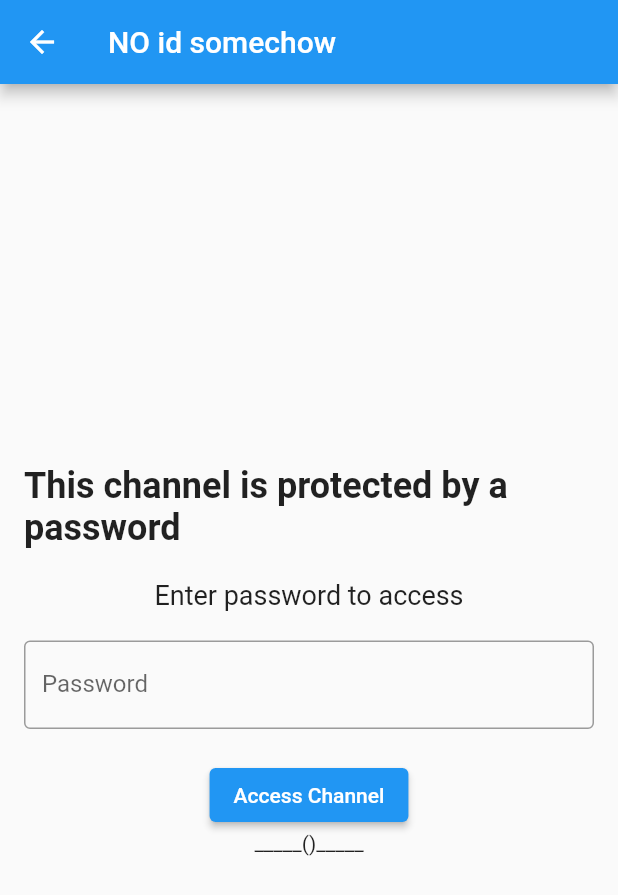
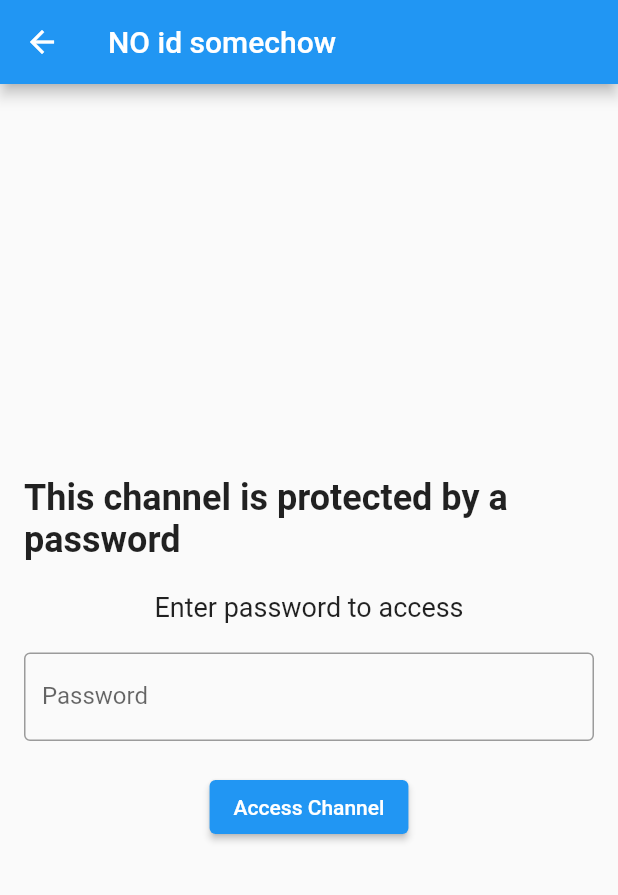
Before and after one commit to piotrSzokalski/messaging_app, a Flutter app: the ChannelPasswordPage screen opened directly, after a tap on "Access Channel", on a phone screen of 412 x 824 dp. Shown: the top 895 px of the screen. Run offline on Flutter 3.47's test engine with Material 2 defaults, Android fonts, the phone set to English and light mode, and no system bars; our stand-ins replace cloud_firestore, firebase_auth, firebase_core, go_router; missing offline and left inert: crypt; accounts and stored records are empty; generated files the repository leaves out were written again.

Commit message:
Securing channels with password

```diff
--- a/lib/pages/channel_password_page.dart
+++ b/lib/pages/channel_password_page.dart
@@ -1,6 +1,8 @@
 import 'package:flutter/material.dart';
 import 'package:messaging_app/services/chats_service.dart';
 import 'package:provider/provider.dart';
+
+import '../router/router.dart';
 
 class ChannelPasswordPage extends StatefulWidget {
   String? id;
@@ -17,16 +19,19 @@ class _ChannelPasswordPageState extends State<ChannelPasswordPage> {
 
   final _channelPasswordController = TextEditingController();
 
-  String _ttt = "_____()_____";
-
   _ChannelPasswordPageState(this._id);
 
-  _unlockChannel() async {
+  void _unlockChannel() async {
     var respone = await Provider.of<ChatService>(context, listen: false)
-        .unlock(_id!, _channelPasswordController.text);
-    setState(() {
-      _ttt = respone;
-    });
+        .unlockForCurrentUser(_id!, _channelPasswordController.text);
+    ScaffoldMessenger.of(context).showSnackBar(SnackBar(
+        content: Text(respone ? "Password correct" : "Password Incorrect")));
+
+    if (!respone) {
+      return;
+    }
+    await Future.delayed(Duration(seconds: 2));
+    router.go("/channel/$_id");
   }
 
   @override
@@ -64,7 +69,6 @@ class _ChannelPasswordPageState extends State<ChannelPasswordPage> {
               onPressed: _unlockChannel,
               child: Text("Access Channel"),
             ),
-            Text(_ttt)
           ],
         ),
       ),
```
Also changed, not shown: lib/pages/channels.dart (+2 -11 lines), lib/services/chats_service.dart (+36 -9 lines).
